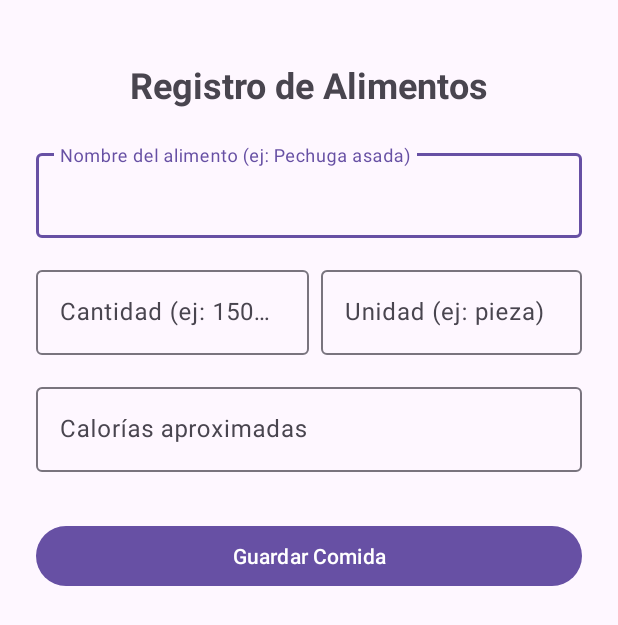
After one commit to AlexissBF/NutriTrack, an Android app: the FoodEntryActivity screen opened directly, with no data from a screen before it, on a phone screen of 412 x 824 dp. The commit adds this screen. Shown: the top 625 px of the screen. Run offline under Robolectric (Android 15) with nearby library versions, the phone set to English and light mode, and no system bars.

Commit message:
implemetacion de registro alimentos

```diff
--- a/app/build.gradle.kts
+++ b/app/build.gradle.kts
@@ -54,9 +54,6 @@ dependencies {
     implementation("androidx.cardview:cardview:1.0.0")
 
     // --- DEPENDENCIAS DE RED Y ASINCRONÍA ---
-    implementation("com.squareup.retrofit2:retrofit:2.9.0")
-    implementation("com.squareup.retrofit2:converter-gson:2.9.0")
-    implementation("org.jetbrains.kotlinx:kotlinx-coroutines-android:1.7.3")
     implementation(libs.androidx.activity)
 
     // --- PRUEBAS ---
--- a/app/src/main/AndroidManifest.xml
+++ b/app/src/main/AndroidManifest.xml
@@ -16,6 +16,12 @@
         android:theme="@style/Theme.NutriTrack"
         android:usesCleartextTraffic="true">
         <activity
+            android:name=".DashboardActivity"
+            android:exported="false" />
+        <activity
+            android:name=".FoodEntryActivity"
+            android:exported="false" />
+        <activity
             android:name=".RegisterActivity"
             android:exported="false" />
         <activity
--- /dev/null
+++ b/app/src/main/java/com/example/nutritrack/FoodEntryActivity.kt
@@ -0,0 +1,70 @@
+// FoodEntryActivity.kt (Lógica LOCAL - Final)
+
+package com.example.nutritrack
+
+import androidx.appcompat.app.AppCompatActivity
+import android.os.Bundle
+import android.widget.Toast
+import com.example.nutritrack.databinding.ActivityFoodEntryBinding
+import com.example.nutritrack.storage.RecordPrefs // <-- Ahora solo usa clases locales
+
+class FoodEntryActivity : AppCompatActivity() {
+
+    private lateinit var binding: ActivityFoodEntryBinding
+    private lateinit var recordPrefs: RecordPrefs // Instancia de almacenamiento local
+
+    override fun onCreate(savedInstanceState: Bundle?) {
+        super.onCreate(savedInstanceState)
+
+        binding = ActivityFoodEntryBinding.inflate(layoutInflater)
+        setContentView(binding.root)
+
+        recordPrefs = RecordPrefs(this) // Inicializar RecordPrefs
+
+        // 1. Asignar listener al botón de guardar
+        binding.btnSaveFood.setOnClickListener {
+            saveFoodEntry()
+        }
+    }
+
+    private fun saveFoodEntry() {
+        // 1. Obtener datos de la UI
+        val foodName = binding.etFoodName.text.toString().trim()
+        val quantityStr = binding.etQuantity.text.toString().trim()
+        val unit = binding.etUnit.text.toString().trim()
+        val caloriesStr = binding.etCalories.text.toString().trim()
+
+        // 2. Validación de campos obligatorios
+        if (foodName.isEmpty() || quantityStr.isEmpty() || unit.isEmpty() || caloriesStr.isEmpty()) {
+            Toast.makeText(this, "Todos los campos son obligatorios.", Toast.LENGTH_SHORT).show()
+            return
+        }
+
+        // 3. Conversión y validación numérica
+        val calories = caloriesStr.toIntOrNull()
+
+        if (calories == null || calories < 0) {
+            Toast.makeText(this, "Calorías deben ser números válidos.", Toast.LENGTH_SHORT).show()
+            return
+        }
+
+        // 4. SIMULACIÓN DE GUARDADO (Guarda localmente el último registro)
+        recordPrefs.saveLastFoodEntry(foodName, calories)
+
+        // 5. ÉXITO: Mostrar mensaje y limpiar
+        Toast.makeText(this, "¡Comida registrada con éxito!", Toast.LENGTH_SHORT).show()
+
+        // Limpiar campos y cerrar la Activity
+        binding.etFoodName.text?.clear()
+        binding.etQuantity.text?.clear()
+        binding.etUnit.text?.clear()
+        binding.etCalories.text?.clear()
+
+        finish()
+    }
+
+    // Función de utilidad para mostrar mensajes en la UI
+    private fun displayMessage(message: String, colorId: Int) {
+        // Ya no se usa, pero se puede mantener vacío o eliminar si el compilador lo permite
+    }
+}
--- /dev/null
+++ b/app/src/main/res/layout/activity_food_entry.xml
@@ -0,0 +1,118 @@
+<?xml version="1.0" encoding="utf-8"?>
+<androidx.constraintlayout.widget.ConstraintLayout xmlns:android="http://schemas.android.com/apk/res/android"
+    xmlns:app="http://schemas.android.com/apk/res-auto"
+    xmlns:tools="http://schemas.android.com/tools"
+    android:layout_width="match_parent"
+    android:layout_height="match_parent"
+    android:padding="24dp"
+    tools:context=".FoodEntryActivity">
+
+    <TextView
+        android:id="@+id/tv_title_food"
+        android:layout_width="wrap_content"
+        android:layout_height="wrap_content"
+        android:text="Registro de Alimentos"
+        android:textSize="24sp"
+        android:textStyle="bold"
+        android:layout_marginTop="16dp"
+        app:layout_constraintTop_toTopOf="parent"
+        app:layout_constraintStart_toStartOf="parent"
+        app:layout_constraintEnd_toEndOf="parent" />
+
+    <com.google.android.material.textfield.TextInputLayout
+        android:id="@+id/til_food_name"
+        android:layout_width="0dp"
+        android:layout_height="wrap_content"
+        android:layout_marginTop="24dp"
+        app:layout_constraintTop_toBottomOf="@id/tv_title_food"
+        app:layout_constraintStart_toStartOf="parent"
+        app:layout_constraintEnd_toEndOf="parent">
+
+        <com.google.android.material.textfield.TextInputEditText
+            android:id="@+id/et_food_name"
+            android:layout_width="match_parent"
+            android:layout_height="wrap_content"
+            android:hint="Nombre del alimento (ej: Pechuga asada)"
+            android:inputType="textCapWords" />
+    </com.google.android.material.textfield.TextInputLayout>
+
+    <androidx.constraintlayout.widget.Guideline
+        android:id="@+id/guideline_middle"
+        android:layout_width="wrap_content"
+        android:layout_height="wrap_content"
+        android:orientation="vertical"
+        app:layout_constraintGuide_percent="0.5"/>
+
+    <com.google.android.material.textfield.TextInputLayout
+        android:id="@+id/til_quantity"
+        android:layout_width="0dp"
+        android:layout_height="wrap_content"
+        android:layout_marginTop="16dp"
+        app:layout_constraintTop_toBottomOf="@id/til_food_name"
+        app:layout_constraintStart_toStartOf="parent"
+        app:layout_constraintEnd_toStartOf="@id/guideline_middle">
+
+        <com.google.android.material.textfield.TextInputEditText
+            android:id="@+id/et_quantity"
+            android:layout_width="match_parent"
+            android:layout_height="wrap_content"
+            android:hint="Cantidad (ej: 150 gramos)"
+            android:inputType="numberDecimal" />
+    </com.google.android.material.textfield.TextInputLayout>
+
+    <com.google.android.material.textfield.TextInputLayout
+        android:id="@+id/til_unit"
+        android:layout_width="0dp"
+        android:layout_height="wrap_content"
+        android:layout_marginTop="16dp"
+        android:layout_marginStart="8dp"
+        app:layout_constraintTop_toBottomOf="@id/til_food_name"
+        app:layout_constraintStart_toEndOf="@id/guideline_middle"
+        app:layout_constraintEnd_toEndOf="parent">
+
+        <com.google.android.material.textfield.TextInputEditText
+            android:id="@+id/et_unit"
+            android:layout_width="match_parent"
+            android:layout_height="wrap_content"
+            android:hint="Unidad (ej: pieza)"
+            android:inputType="textCapWords" />
+    </com.google.android.material.textfield.TextInputLayout>
+
+    <com.google.android.material.textfield.TextInputLayout
+        android:id="@+id/til_calories"
+        android:layout_width="0dp"
+        android:layout_height="wrap_content"
+        android:layout_marginTop="16dp"
+        app:layout_constraintTop_toBottomOf="@id/til_quantity"
+        app:layout_constraintStart_toStartOf="parent"
+        app:layout_constraintEnd_toEndOf="parent">
+
+        <com.google.android.material.textfield.TextInputEditText
+            android:id="@+id/et_calories"
+            android:layout_width="match_parent"
+            android:layout_height="wrap_content"
+            android:hint="Calorías aproximadas"
+            android:inputType="number" />
+    </com.google.android.material.textfield.TextInputLayout>
+
+    <Button
+        android:id="@+id/btn_save_food"
+        android:layout_width="0dp"
+        android:layout_height="wrap_content"
+        android:text="Guardar Comida"
+        android:layout_marginTop="32dp"
+        app:layout_constraintTop_toBottomOf="@id/til_calories"
+        app:layout_constraintStart_toStartOf="parent"
+        app:layout_constraintEnd_toEndOf="parent" />
+
+    <TextView
+        android:id="@+id/tv_food_message"
+        android:layout_width="wrap_content"
+        android:layout_height="wrap_content"
+        android:textColor="@android:color/holo_green_dark"
+        android:layout_marginTop="16dp"
+        app:layout_constraintTop_toBottomOf="@id/btn_save_food"
+        app:layout_constraintStart_toStartOf="parent"
+        app:layout_constraintEnd_toEndOf="parent" />
+
+</androidx.constraintlayout.widget.ConstraintLayout>
```
Also changed, not shown: app/src/main/java/com/example/nutritrack/DashboardActivity.kt (added, +74 -0 lines), app/src/main/java/com/example/nutritrack/MainActivity.kt (+26 -56 lines), app/src/main/java/com/example/nutritrack/RegisterActivity.kt (+19 -49 lines), app/src/main/java/network/AuthService.kt (deleted, +0 -44 lines), app/src/main/java/network/RetrofitClient.kt (deleted, +0 -26 lines), app/src/main/java/storage/RecordPrefs.kt (added, +29 -0 lines), app/src/main/java/storage/UserPrefs.kt (added, +33 -0 lines), app/src/main/res/layout/activity_dashboard.xml (added, +64 -0 lines).
